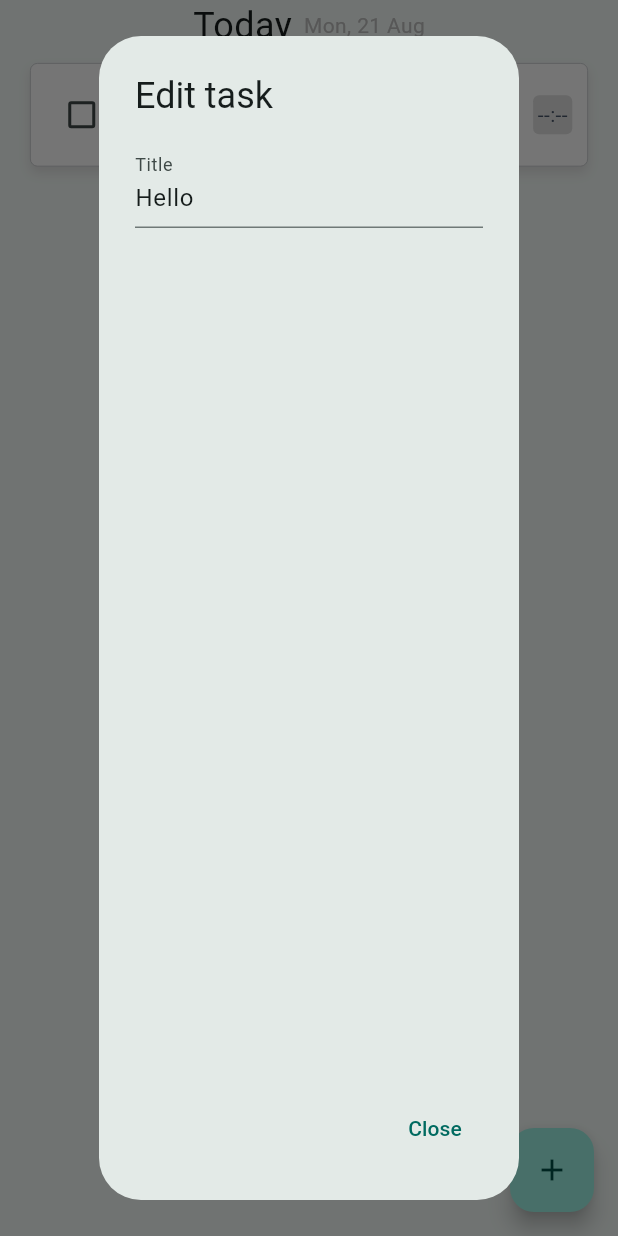
After one commit to trysupernova/supernova, a Flutter app: the TodayViewPage screen opened directly, after a tap on "Hello", on a phone screen of 412 x 824 dp. The commit adds this screen. Run offline on Flutter 3.47's test engine with Material 2 defaults, Android fonts, the phone set to English and light mode, and no system bars; our stand-ins replace flutter_riverpod, plugin_platform_interface; missing offline and left inert: oauth2.

Commit message:
rough app

```diff
--- a/apps/desktop_flutter/lib/credentials.dart
+++ b/apps/desktop_flutter/lib/credentials.dart
@@ -2,3 +2,7 @@ const githubClientId = "6e6c8583708adec4770f";
 const githubClientSecret = "06bcd55efc268ce59598bf2a0f3ad0b405b3cbc0";
 
 const githubScopes = ['repo', 'read:org'];
+
+final githubAuthorizationEndpoint =
+    Uri.parse('https://github.com/login/oauth/authorize');
+final githubTokenEndpoint = Uri.parse('https://github.com/login/oauth/access_token');
--- /dev/null
+++ b/apps/desktop_flutter/lib/src/components/expected_duration_widget.dart
@@ -0,0 +1,28 @@
+import 'package:flutter/material.dart';
+
+class ExpectedDurationWidget extends StatelessWidget {
+  final int? expectedDurationSeconds;
+  const ExpectedDurationWidget({super.key, this.expectedDurationSeconds});
+
+  @override
+  Widget build(BuildContext context) {
+    String secondsPart = expectedDurationSeconds != null
+        ? (expectedDurationSeconds! % 60).toString().padLeft(2)
+        : "--";
+    String minutesPart = expectedDurationSeconds != null
+        ? (expectedDurationSeconds! / 60).floor().toString()
+        : "--";
+    return (Container(
+        padding: const EdgeInsets.all(3.0),
+        decoration: ShapeDecoration(
+            color: Colors.grey.shade300,
+            shape: RoundedRectangleBorder(
+                borderRadius: BorderRadius.circular(4.0))),
+        child: Center(
+          child: Text(
+            "$minutesPart:$secondsPart",
+            style: const TextStyle(color: Color(0xFF475569)),
+          ),
+        )));
+  }
+}
--- /dev/null
+++ b/apps/desktop_flutter/lib/src/components/modals.dart
@@ -0,0 +1,150 @@
+import 'package:desktop_flutter/src/models/task.dart';
+import 'package:desktop_flutter/src/providers.dart';
+import 'package:flutter/material.dart';
+import 'package:flutter/services.dart';
+import 'package:flutter_riverpod/flutter_riverpod.dart';
+
+class Modals {
+  static Future<void> showCreateTaskDialog(
+      BuildContext context, WidgetRef ref) async {
+    closeModal() {
+      Navigator.of(context).pop();
+    }
+
+    final titleFocusNode = FocusNode();
+
+    Future.delayed(Duration.zero, () {
+      FocusScope.of(context).requestFocus(titleFocusNode);
+    });
+
+    return showDialog<void>(
+      context: context,
+      builder: (BuildContext context) {
+        final formKey = GlobalKey<FormState>();
+        final titleController = TextEditingController();
+
+        return AlertDialog(
+          title: const Text('Create task'),
+          content: RawKeyboardListener(
+            focusNode: FocusNode(),
+            onKey: (RawKeyEvent event) {
+              if (event is RawKeyDownEvent &&
+                  event.logicalKey == LogicalKeyboardKey.enter) {
+                // Trigger form submission when Enter key is presed
+                if (formKey.currentState!.validate()) {
+                  // Handle form submission
+                  ScaffoldMessenger.of(context).showSnackBar(
+                    const SnackBar(
+                      content: Text('Created task'),
+                    ),
+                  );
+                  // create task
+                  ref
+                      .read(supernovaTasksProvider.notifier)
+                      .add(titleController.text, null);
+                  closeModal();
+                }
+              }
+            },
+            child: Form(
+                key: formKey,
+                child: Column(
+                  children: [
+                    TextFormField(
+                      focusNode: titleFocusNode,
+                      controller: titleController,
+                      decoration: const InputDecoration(labelText: 'Title'),
+                      validator: (value) {
+                        if (value == null || value.isEmpty) {
+                          return 'Please enter a title';
+                        }
+                        return null;
+                      },
+                    ),
+                  ],
+                )),
+          ),
+          actions: <Widget>[
+            TextButton(
+              child: const Text('Close'),
+              onPressed: () {
+                closeModal();
+              },
+            ),
+          ],
+        );
+      },
+    );
+  }
+
+  static Future<void> showEditTaskDialog(
+      BuildContext context, WidgetRef ref, SupernovaTask task) async {
+    closeModal() {
+      Navigator.of(context).pop();
+    }
+
+    final titleFocusNode = FocusNode();
+
+    Future.delayed(Duration.zero, () {
+      FocusScope.of(context).requestFocus(titleFocusNode);
+    });
+
+    return showDialog<void>(
+      context: context,
+      builder: (BuildContext context) {
+        final formKey = GlobalKey<FormState>();
+        final titleController = TextEditingController(text: task.title);
+
+        return AlertDialog(
+          title: const Text('Edit task'),
+          content: RawKeyboardListener(
+            focusNode: FocusNode(),
+            onKey: (RawKeyEvent event) {
+              if (event is RawKeyDownEvent &&
+                  event.logicalKey == LogicalKeyboardKey.enter) {
+                // Trigger form submission when Enter key is presed
+                if (formKey.currentState!.validate()) {
+                  // send a snack
+                  ScaffoldMessenger.of(context).showSnackBar(
+                    const SnackBar(
+                      content: Text('Task updated'),
+                    ),
+                  );
+                  // edit task
+                  ref.read(supernovaTasksProvider.notifier).edit(
+                      task.id, SupernovaTaskEdit(title: titleController.text));
+                  closeModal();
+                }
+              }
+            },
+            child: Form(
+                key: formKey,
+                child: Column(
+                  children: [
+                    TextFormField(
+                      focusNode: titleFocusNode,
+                      controller: titleController,
+                      decoration: const InputDecoration(labelText: 'Title'),
+                      validator: (value) {
+                        if (value == null || value.isEmpty) {
+                          return 'Please enter a title';
+                        }
+                        return null;
+                      },
+                    ),
+                  ],
+                )),
+          ),
+          actions: <Widget>[
+            TextButton(
+              child: const Text('Close'),
+              onPressed: () {
+                closeModal();
+              },
+            ),
+          ],
+        );
+      },
+    );
+  }
+}
--- /dev/null
+++ b/apps/desktop_flutter/lib/src/components/task_widget.dart
@@ -0,0 +1,64 @@
+import 'package:desktop_flutter/src/components/expected_duration_widget.dart';
+import 'package:desktop_flutter/src/components/modals.dart';
+import 'package:desktop_flutter/src/models/task.dart';
+import 'package:desktop_flutter/src/styles/typography.dart';
+import 'package:flutter/material.dart';
+import 'package:flutter_riverpod/flutter_riverpod.dart';
+
+class SupernovaTaskWidget extends ConsumerWidget {
+  final SupernovaTask task;
+  final void Function(bool?)? onDoneChange;
+  final bool? selected;
+  const SupernovaTaskWidget(
+      {super.key,
+      required this.task,
+      this.onDoneChange,
+      this.selected = false});
+
+  @override
+  Widget build(BuildContext context, ref) {
+    return (GestureDetector(
+        onTap: () {
+          Modals.showEditTaskDialog(context, ref, task);
+        },
+        child: Container(
+            padding: const EdgeInsets.symmetric(vertical: 10, horizontal: 10),
+            decoration: ShapeDecoration(
+                color:
+                    selected == true ? const Color(0xFFF0FDFA) : Colors.white,
+                shape: RoundedRectangleBorder(
+                  side: selected == true
+                      ? const BorderSide(
+                          width: 1.5,
+                          color: Color(0xFF2DD4BF),
+                          strokeAlign: BorderSide.strokeAlignCenter,
+                        )
+                      : const BorderSide(
+                          width: 0.50,
+                          color: Color.fromARGB(255, 192, 195, 199)),
+                  borderRadius: BorderRadius.circular(5),
+                ),
+                shadows: [
+                  BoxShadow(
+                    color: Colors.grey.shade300,
+                    blurRadius: 6,
+                    offset: const Offset(0, 4),
+                    spreadRadius: 0,
+                  )
+                ]),
+            child: Row(
+              children: [
+                Checkbox(value: task.done, onChanged: onDoneChange),
+                Text(
+                  task.title,
+                  style: CustomTypography.body()
+                      .merge(const TextStyle(fontWeight: FontWeight.bold)),
+                ),
+                const Spacer(),
+                ExpectedDurationWidget(
+                  expectedDurationSeconds: task.expectedDuration,
+                ),
+              ],
+            ))));
+  }
+}
--- /dev/null
+++ b/apps/desktop_flutter/lib/src/models/task.dart
@@ -0,0 +1,91 @@
+import 'package:flutter_riverpod/flutter_riverpod.dart';
+import 'package:uuid/uuid.dart';
+
+const _uuid = Uuid();
+
+enum Integration {
+  linear,
+  notion,
+}
+
+class SupernovaTask {
+  final String id;
+  final String title;
+  bool done;
+  int? expectedDuration;
+  DateTime? start;
+  Integration? integration;
+
+  SupernovaTask({
+    required this.id,
+    required this.title,
+    this.done = false,
+    this.expectedDuration,
+    this.start,
+    this.integration,
+  });
+}
+
+class SupernovaTaskEdit {
+  String? title;
+  bool? done;
+  int? expectedDuration;
+  DateTime? start;
+  Integration? integration;
+
+  SupernovaTaskEdit({this.title, this.done, this.expectedDuration});
+}
+
+/// An object that controls a list of [Todo].
+class SupernovaList extends StateNotifier<List<SupernovaTask>> {
+  SupernovaList([List<SupernovaTask>? initialTodos])
+      : super(initialTodos ?? []);
+
+  void add(String title, int? expectedDuration) {
+    state = [
+      ...state,
+      SupernovaTask(
+        id: _uuid.v4(),
+        title: title,
+        expectedDuration: expectedDuration,
+      ),
+    ];
+  }
+
+  void toggle(String id) {
+    state = [
+      for (final todo in state)
+        if (todo.id == id)
+          SupernovaTask(
+            id: todo.id,
+            title: todo.title,
+            expectedDuration: todo.expectedDuration,
+            done: !todo.done,
+          )
+        else
+          todo,
+    ];
+  }
+
+  void edit(
+    String id,
+    SupernovaTaskEdit edit,
+  ) {
+    state = [
+      for (final todo in state)
+        if (todo.id == id)
+          SupernovaTask(
+            id: todo.id,
+            title: edit.title ?? todo.title,
+            expectedDuration: edit.expectedDuration ?? todo.expectedDuration,
+            done: edit.done ?? todo.done,
+          )
+        else
+          todo,
+    ];
+  }
+
+  void remove(SupernovaTask target) {
+    state = state.where((todo) => todo.id != target.id).toList();
+  }
+}
--- /dev/null
+++ b/apps/desktop_flutter/lib/src/pages/today_view.dart
@@ -0,0 +1,190 @@
+import 'package:collection/collection.dart';
+import 'package:desktop_flutter/src/components/modals.dart';
+import 'package:desktop_flutter/src/components/task_widget.dart';
+import 'package:desktop_flutter/src/models/task.dart';
+import 'package:desktop_flutter/src/providers.dart';
+import 'package:desktop_flutter/src/styles/typography.dart';
+import 'package:flutter/material.dart';
+import 'package:flutter/services.dart';
+import 'package:flutter_riverpod/flutter_riverpod.dart';
+import 'package:intl/intl.dart';
+
+class ShowCreateTaskModalIntent extends Intent {
+  const ShowCreateTaskModalIntent();
+}
+
+class ShowEditTaskModalIntent extends Intent {
+  const ShowEditTaskModalIntent();
+}
+
+class GoDownTaskListIntent extends Intent {
+  const GoDownTaskListIntent();
+}
+
+class GoUpTaskListIntent extends Intent {
+  const GoUpTaskListIntent();
+}
+
+class DeleteTaskIntent extends Intent {
+  const DeleteTaskIntent();
+}
+
+class TodayViewPage extends ConsumerWidget {
+  const TodayViewPage({super.key});
+
+  @override
+  Widget build(BuildContext context, WidgetRef ref) {
+    final selectedTask = ref.watch(selectedTaskProvider);
+    return Scaffold(
+      body: Shortcuts(
+        shortcuts: const <ShortcutActivator, Intent>{
+          SingleActivator(LogicalKeyboardKey.keyC): ShowCreateTaskModalIntent(),
+          SingleActivator(LogicalKeyboardKey.enter): ShowEditTaskModalIntent(),
+          SingleActivator(LogicalKeyboardKey.arrowUp): GoUpTaskListIntent(),
+          SingleActivator(LogicalKeyboardKey.arrowDown): GoDownTaskListIntent(),
+          SingleActivator(LogicalKeyboardKey.backspace): DeleteTaskIntent(),
+        },
+        child: Actions(actions: <Type, Action<Intent>>{
+          ShowCreateTaskModalIntent: CallbackAction(
+            onInvoke: (intent) {
+              Modals.showCreateTaskDialog(context, ref);
+              return null;
+            },
+          ),
+          ShowEditTaskModalIntent: CallbackAction(
+            onInvoke: (intent) {
+              if (selectedTask == null) return null;
+              Modals.showEditTaskDialog(context, ref, selectedTask);
+              return null;
+            },
+          ),
+          GoUpTaskListIntent: CallbackAction(
+            onInvoke: (intent) {
+              if (selectedTask == null) {
+                ref.read(selectedTaskProvider.notifier).state =
+                    ref.read(uncompletedTasksProvider).lastOrNull;
+              } else {
+                final index =
+                    ref.read(uncompletedTasksProvider).indexOf(selectedTask!);
+                if (index > 0) {
+                  ref.read(selectedTaskProvider.notifier).state =
+                      ref.read(uncompletedTasksProvider)[index - 1];
+                } else if (index == 0) {
+                  ref.read(selectedTaskProvider.notifier).state =
+                      ref.read(uncompletedTasksProvider).lastOrNull;
+                }
+              }
+              return null;
+            },
+          ),
+          GoDownTaskListIntent: CallbackAction(
+            onInvoke: (intent) {
+              if (selectedTask == null) {
+                ref.read(selectedTaskProvider.notifier).state =
+                    ref.read(uncompletedTasksProvider).firstOrNull;
+              } else {
+                final index =
+                    ref.read(uncompletedTasksProvider).indexOf(selectedTask);
+                if (index < ref.read(uncompletedTasksProvider).length - 1) {
+                  ref.read(selectedTaskProvider.notifier).state =
+                      ref.read(uncompletedTasksProvider)[index + 1];
+                } else if (index ==
+                    ref.read(uncompletedTasksProvider).length - 1) {
+                  ref.read(selectedTaskProvider.notifier).state =
+                      ref.read(uncompletedTasksProvider).firstOrNull;
+                }
+              }
+              return null;
+            },
+          ),
+          DeleteTaskIntent: CallbackAction(
+            onInvoke: (intent) {
+              if (selectedTask == null) return null;
+              ref.read(supernovaTasksProvider.notifier).remove(selectedTask);
+              return null;
+            },
+          ),
+        }, child: Focus(autofocus: true, child: TodayTasksListWidget())),
+      ),
+      floatingActionButton: FloatingActionButton(
+        onPressed: () {
+          Modals.showCreateTaskDialog(context, ref);
+        },
+        child: const Icon(Icons.add),
+      ),
+    );
+  }
+}
+
+class TodayTasksListWidget extends ConsumerWidget {
+  TodayTasksListWidget({super.key});
+
+  final String formattedDate = DateFormat("EEE, d MMM").format(DateTime.now());
+
+  @override
+  Widget build(BuildContext context, WidgetRef ref) {
+    final uncompletedTasks = ref.watch(uncompletedTasksProvider);
+    final doneTasks = ref.watch(doneTasksProvider);
+    final selectedTask = ref.watch(selectedTaskProvider);
+    return Center(
+        child: Column(crossAxisAlignment: CrossAxisAlignment.center, children: [
+      Wrap(
+        spacing: 8.0,
+        alignment: WrapAlignment.center,
+        crossAxisAlignment: WrapCrossAlignment.center,
+        children: [
+          Text("Today", style: CustomTypography.h1()),
+          Text(
+            formattedDate,
+            style: CustomTypography.body()
+                .merge(TextStyle(color: Colors.grey.shade400)),
+          )
+        ],
+      ),
+      const SizedBox(
+        height: 8.0,
+      ),
+      Container(
+          padding: const EdgeInsets.symmetric(horizontal: 20.0),
+          child: Column(
+              children: uncompletedTasks
+                  .mapIndexed((index, task) => Column(children: [
+                        SupernovaTaskWidget(
+                          task: task,
+                          selected: selectedTask?.id == task.id,
+                          onDoneChange: (p0) {
+                            ref
+                                .read(supernovaTasksProvider.notifier)
+                                .toggle(task.id);
+                          },
+                        ),
+                        const SizedBox(
+                          height: 8.0,
+                        )
+                      ]))
+                  .toList())),
+      Text(
+        "Done",
+        style: CustomTypography.body(),
+      ),
+      Container(
+          padding: const EdgeInsets.symmetric(horizontal: 20.0),
+          child: Column(
+              children: doneTasks
+                  .mapIndexed((index, task) => Column(children: [
+                        SupernovaTaskWidget(
+                          task: task,
+                          onDoneChange: (p0) {
+                            ref
+                                .read(supernovaTasksProvider.notifier)
+                                .toggle(task.id);
+                          },
+                        ),
+                        const SizedBox(
+                          height: 8.0,
+                        )
+                      ]))
+                  .toList())),
+    ]));
+  }
+}
--- /dev/null
+++ b/apps/desktop_flutter/lib/src/providers.dart
@@ -0,0 +1,25 @@
+import 'package:flutter_riverpod/flutter_riverpod.dart';
+import 'models/task.dart';
+
+final supernovaTasksProvider =
+    StateNotifierProvider<SupernovaList, List<SupernovaTask>>((ref) {
+  return SupernovaList([SupernovaTask(id: "todo-1", title: "Hello")]);
+});
+
+final uncompletedTasksProvider = Provider<List<SupernovaTask>>((ref) {
+  return ref
+      .watch(supernovaTasksProvider)
+      .where((element) => !element.done)
+      .toList();
+});
+
+final doneTasksProvider = Provider<List<SupernovaTask>>((ref) {
+  return ref
+      .watch(supernovaTasksProvider)
+      .where((element) => element.done)
+      .toList();
+});
+
+final selectedTaskProvider = StateProvider<SupernovaTask?>((ref) {
+  return null;
+});
--- /dev/null
+++ b/apps/desktop_flutter/lib/src/styles/typography.dart
@@ -0,0 +1,19 @@
+import 'package:flutter/material.dart';
+
+class CustomTypography {
+  static TextStyle h1() {
+    return const TextStyle(fontSize: 24);
+  }
+
+  static TextStyle h2() {
+    return const TextStyle(fontSize: 20);
+  }
+
+  static TextStyle h3() {
+    return const TextStyle(fontSize: 16);
+  }
+
+  static TextStyle body() {
+    return const TextStyle(fontSize: 14);
+  }
+}
--- a/apps/desktop_flutter/package.json
+++ b/apps/desktop_flutter/package.json
@@ -1,7 +1,7 @@
 {
-    "name": "@supernova/desktop-flutter",
+    "name": "@supernova/desktop",
     "version": "0.0.0",
     "scripts": {
-        "dev": "flutter run"
+        "dev": "flutter run -d macos"
     }
 }
--- a/apps/desktop_flutter/pubspec.yaml
+++ b/apps/desktop_flutter/pubspec.yaml
@@ -40,6 +40,11 @@ dependencies:
   url_launcher: ^6.1.12
   window_to_front:
     path: ../../packages/window_to_front
+  intl: ^0.18.1
+  collection: ^1.17.1
+  provider: ^6.0.5
+  flutter_riverpod: ^2.3.7
+  uuid: ^3.0.7
 
 dev_dependencies:
   flutter_test:
```
Also changed, not shown: apps/desktop_flutter/lib/main.dart (+14 -47 lines), apps/desktop_flutter/lib/src/components/checkbox_widget.dart (added, +29 -0 lines), apps/desktop_flutter/lib/src/github_oauth.dart (+25 -26 lines), apps/desktop_flutter/pubspec.lock.
